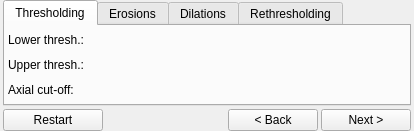
Before: the Qt Designer form MITK/Modules/MIDASGui/Internal/niftkMorphologicalSegmentorWidget.ui in NifTK/NifTK, drawn with Qt 5.
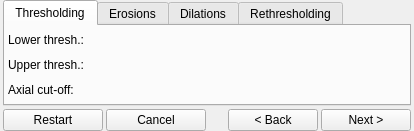
After: the same form once the commit is applied. Custom widgets are drawn as their Qt base class.

Commit message: Issue #5075: Cancel button added to morpho segmentor

```diff
--- a/MITK/Modules/MIDASGui/Internal/niftkMorphologicalSegmentorWidget.ui
+++ b/MITK/Modules/MIDASGui/Internal/niftkMorphologicalSegmentorWidget.ui
@@ -349,6 +349,31 @@
        </property>
       </widget>
      </item>
+     <item>
+      <widget class="QPushButton" name="m_CancelButton">
+       <property name="sizePolicy">
+        <sizepolicy hsizetype="Fixed" vsizetype="Fixed">
+         <horstretch>0</horstretch>
+         <verstretch>0</verstretch>
+        </sizepolicy>
+       </property>
+       <property name="minimumSize">
+        <size>
+         <width>100</width>
+         <height>0</height>
+        </size>
+       </property>
+       <property name="maximumSize">
+        <size>
+         <width>100</width>
+         <height>16777215</height>
+        </size>
+       </property>
+       <property name="text">
+        <string>Cancel</string>
+       </property>
+      </widget>
+     </item>
      <item>
       <spacer name="horizontalSpacer">
        <property name="orientation">
```
The commit also changes 3 other files.
